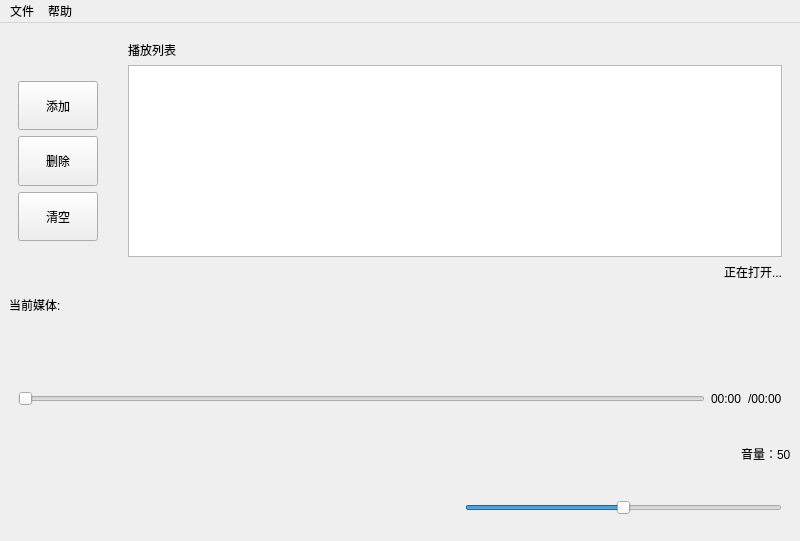
Before: the Qt Designer form src/playerwindow.ui in Remaker01/TinyPlayer, drawn with Qt 5.
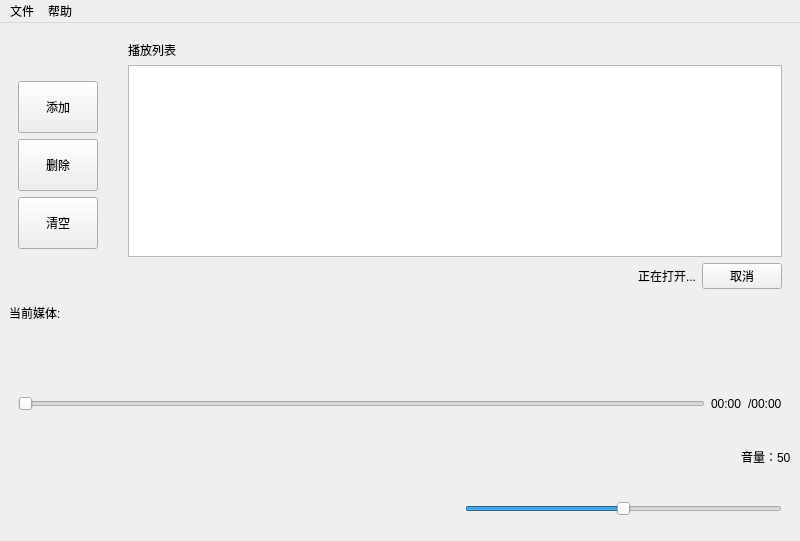
After: the same form once the commit is applied. Icons and pictures are not drawn. Custom widgets are drawn as their Qt base class.

Commit message: 在批量增加文件时允许取消;调整Music相等的比较逻辑;修改CMakeLists.txt

The edit to the form file:
```diff
--- a/src/playerwindow.ui
+++ b/src/playerwindow.ui
@@ -48,7 +48,7 @@
           <enum>Qt::Vertical</enum>
          </property>
          <property name="sizeType">
-          <enum>QSizePolicy::Fixed</enum>
+          <enum>QSizePolicy::Preferred</enum>
          </property>
          <property name="sizeHint" stdset="0">
           <size>
@@ -114,7 +114,7 @@
           <enum>Qt::Vertical</enum>
          </property>
          <property name="sizeType">
-          <enum>QSizePolicy::Fixed</enum>
+          <enum>QSizePolicy::Preferred</enum>
          </property>
          <property name="sizeHint" stdset="0">
           <size>
@@ -136,7 +136,7 @@
        </sizepolicy>
       </property>
       <layout class="QGridLayout" name="gridLayout">
-       <item row="2" column="0" colspan="2">
+       <item row="2" column="1" colspan="2">
         <widget class="PlayListView" name="listView">
          <property name="sizePolicy">
           <sizepolicy hsizetype="Preferred" vsizetype="Preferred">
@@ -146,7 +146,7 @@
          </property>
         </widget>
        </item>
-       <item row="1" column="0">
+       <item row="1" column="1">
         <widget class="QLabel" name="listLabel">
          <property name="text">
           <string>播放列表</string>
@@ -163,6 +163,19 @@
          </property>
         </widget>
        </item>
+       <item row="3" column="2">
+        <widget class="QPushButton" name="cancelButton">
+         <property name="sizePolicy">
+          <sizepolicy hsizetype="Fixed" vsizetype="Fixed">
+           <horstretch>0</horstretch>
+           <verstretch>0</verstretch>
+          </sizepolicy>
+         </property>
+         <property name="text">
+          <string>取消</string>
+         </property>
+        </widget>
+       </item>
       </layout>
      </widget>
     </item>
```
The commit also changes 9 other files.
